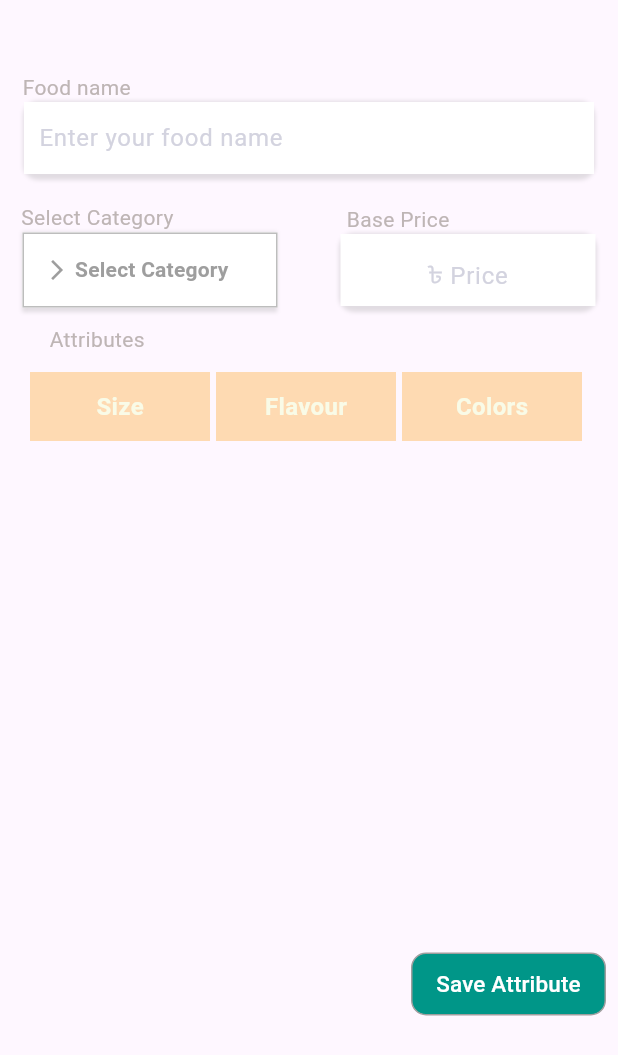
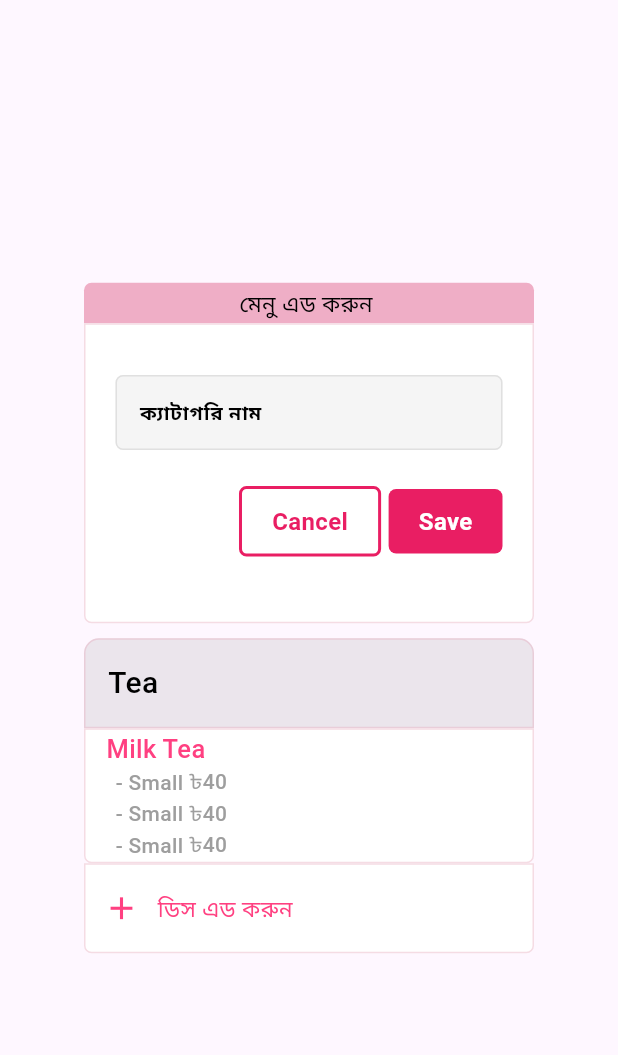
Before and after one commit to shamsenurshanto/TestSqflite, a Flutter app: the screen it shows after launch, after a tap on the "add" icon, on a phone screen of 412 x 824 dp. Shown: the top 1055 px of the screen. Run offline on Flutter 3.47's test engine with Material 3 defaults, Android fonts, the phone set to English and light mode, and no system bars; drawn by our look-alikes of dropdown_button2; our stand-ins replace get, google_fonts, shimmer, sqflite; missing offline and left inert: cart_stepper; accounts and stored records are empty; Roboto replaces fonts that are missing (Laila).

```diff
--- /dev/null
+++ b/lib/View/Demo view/demo.dart
@@ -0,0 +1,297 @@
+import 'package:flutter/material.dart';
+import 'package:google_fonts/google_fonts.dart';
+import 'package:testhive/View/Demo%20view/demoController.dart';
+
+class demoDartView extends StatelessWidget {
+  const demoDartView({super.key});
+
+  @override
+  Widget build(BuildContext context) {
+    final DemoController demoController = new DemoController();
+    TextEditingController textEditingController = new TextEditingController();
+    return Scaffold(
+      body: Center(
+        child: Container(
+          width: 300,
+          // alignment: ,
+          // color: Colors.red,
+
+          child: Column(
+
+            mainAxisAlignment: MainAxisAlignment.center,
+            crossAxisAlignment: CrossAxisAlignment.center,
+            children: [
+              Container(
+                height: 27,
+                width: double.infinity,
+                decoration: BoxDecoration(
+                  color: const Color.fromARGB(155, 230, 127, 161),
+                  borderRadius: BorderRadius.only(
+                    topLeft: Radius.circular(5.0),
+                    topRight: Radius.circular(5.0),
+                  ),
+                ),
+                child: Center(
+                  child: Text(
+                    "মেনু এড করুন ",
+                    style: GoogleFonts.laila(fontSize: 15, fontWeight: FontWeight.w300, color: Colors.black),
+                  ),
+                ),
+              ),
+              Container(
+                height: 200,
+                width: double.infinity,
+                decoration: BoxDecoration(
+                  color:Colors.white,
+                  borderRadius: BorderRadius.only(
+                    bottomLeft: Radius.circular(5.0),
+                    bottomRight: Radius.circular(5.0),
+                  ),
+                  border: Border.all(
+                    color: Color.fromARGB(107, 230, 171, 190), // Specify border color here
+                    width: 1.0, // Specify border width here
+                  ),
+                ),
+                child: Column(
+                  mainAxisAlignment: MainAxisAlignment.center,
+                  children: [
+                /// category name it will vanisehd after the save button is pressed !!!!
+                    Container(
+                      height: 50,
+                      padding: EdgeInsets.symmetric(horizontal: 20.0),
+                      child: TextFormField(
+                        controller: textEditingController,
+                        decoration: InputDecoration(
+                          labelText: "ক্যাটাগরি নাম ",
+                          labelStyle:  GoogleFonts.laila(fontSize: 13, fontWeight: FontWeight.w700, color: Colors.black),
+                          // hintText: "ex: Burger",
+                          filled: true,
+                          fillColor: Colors.grey[100],
+                          border: OutlineInputBorder(
+                            borderRadius: BorderRadius.circular(5.0), // Adjust border radius to make it sharper
+                            borderSide: BorderSide.none,
+                          ),
+                          enabledBorder: OutlineInputBorder(
+                            borderRadius: BorderRadius.circular(5.0), // Adjust border radius to make it sharper
+                            borderSide: BorderSide(color: Colors.grey.shade300, width: 1.0), // Adjust border width
+                          ),
+                          focusedBorder: OutlineInputBorder(
+                            borderRadius: BorderRadius.circular(5.0), // Adjust border radius to make it sharper
+                            borderSide: BorderSide(color: const Color.fromARGB(100, 230, 127, 161), width: 1.0),
+                          ),
+
+                        ),
+                        keyboardType: TextInputType.name,
+                        style:  GoogleFonts.roboto(fontSize: 15, fontWeight: FontWeight.w700, color: Colors.black),
+                      ),
+                    ),
+                    SizedBox(
+                      height: 14,
+                    ),
+                    Container(
+                      padding: EdgeInsets.symmetric(vertical: 10.0),
+                      child: Row(
+                        mainAxisAlignment: MainAxisAlignment.end,
+                        children: [
+
+                          InkWell(
+                            onTap: () {
+                              // Add functionality for Cancel button
+                              textEditingController.clear();
+                            },
+                            child: Container(
+                              padding: EdgeInsets.symmetric(horizontal: 20.0, vertical: 10.0),
+                              decoration: BoxDecoration(
+                                color: Colors.transparent,
+                                borderRadius: BorderRadius.circular(5.0),
+                                border: Border.all(color: Colors.pink, width: 2.0), // Pink border
+                              ),
+                              child: Text(
+                                'Cancel',
+                                style: TextStyle(
+                                  color: Colors.pink, // Pink text color
+                                  fontSize: 16.0,
+                                  fontWeight: FontWeight.bold,
+                                ),
+                              ),
+                            ),
+                          ),
+                          SizedBox(
+                            width: 5,
+                          ),
+                          InkWell(
+                            onTap: () {
+                              // Add functionality for Save button
+                            },
+                            child: Container(
+                              padding: EdgeInsets.symmetric(horizontal: 20.0, vertical: 10.0),
+                              decoration: BoxDecoration(
+                                color: Colors.pink,
+                                borderRadius: BorderRadius.circular(5.0),
+                              ),
+                              child: Text(
+                                'Save',
+                                style: TextStyle(
+                                  color: Colors.white,
+                                  fontSize: 16.0,
+                                  fontWeight: FontWeight.bold,
+                                ),
+                              ),
+                            ),
+                          ),
+                          SizedBox(
+                            width: 20,
+                          ),
+                        ],
+                      ),
+                    )
+            ],
+                )
+              ),
+
+              //// Added category te add dish
+
+              Container(
+                child: Column(
+                  children: [
+                    //tea
+                    Container(
+                        margin: EdgeInsets.only(top: 10),
+                        height: 60,
+                        width: double.infinity,
+                        decoration: BoxDecoration(
+                          color:Colors.grey.withOpacity(0.2),
+                          borderRadius: BorderRadius.only(
+                            topLeft: Radius.circular(10.0),
+                            topRight: Radius.circular(10.0),
+                          ),
+                          border: Border.all(
+                            color: Color.fromARGB(107, 230, 171, 190), // Specify border color here
+                            width: 1.0, // Specify border width here
+                          ),
+                        ),
+                        child:Row(
+                          mainAxisAlignment: MainAxisAlignment.start,
+                          crossAxisAlignment: CrossAxisAlignment.center,
+                          children: [
+                            Padding(
+                              padding: const EdgeInsets.only(left: 15.0),
+                              child: Text(
+                                "Tea ",
+                                style: GoogleFonts.roboto(fontSize: 20, fontWeight: FontWeight.w500, color: Colors.black),
+                              ),
+                            ),
+                          ],
+                        )
+                    ),
+                    //dil add korun
+                    Container(
+                        constraints: BoxConstraints(
+                          minHeight: 90, // Set the minimum height here
+                        ),
+                        width: double.infinity,
+                        decoration: BoxDecoration(
+                          color:Colors.white,
+                          borderRadius: BorderRadius.only(
+                            bottomLeft: Radius.circular(5.0),
+                            bottomRight: Radius.circular(5.0),
+                          ),
+                          border: Border.all(
+                            color: Color.fromARGB(107, 230, 171, 190), // Specify border color here
+                            width: 1.0, // Specify border width here
+                          ),
+                        ),
+                        child: Row(
+                          mainAxisAlignment: MainAxisAlignment.start,
+                          children: [
+
+                            Container(
+                              child: Column(
+                                mainAxisAlignment: MainAxisAlignment.center,
+                                crossAxisAlignment: CrossAxisAlignment.center,
+                                children: [
+                                  Text(
+                                    "Milk Tea ",
+                                    style: GoogleFonts.roboto(fontSize: 17, fontWeight: FontWeight.w500, color: Colors.pinkAccent),
+                                  ),
+
+                                for(int i=0;i<3;i++)
+                                  Row(
+                                    children: [
+                                      SizedBox(
+                                        width: 20,
+                                      ),
+                                      Text(
+                                        "- ",
+                                        style: GoogleFonts.roboto(fontSize: 14, fontWeight: FontWeight.w500, color: Colors.grey),
+                                      ),
+                                      Text(
+                                        "Small ",
+                                        style: GoogleFonts.roboto(fontSize: 14, fontWeight: FontWeight.w500, color: Colors.grey),
+                                      ),
+                                      Text(
+                                        "৳40 ",
+                                        style: GoogleFonts.roboto(fontSize: 14, fontWeight: FontWeight.w500, color: Colors.grey),
+                                      ),
+                                    ],
+                                  )
+                                ],
+                              ),
+                            )
+                          ],
+                        )
+                    ),
+
+                    Container(
+                        height: 60,
+                        width: double.infinity,
+                        decoration: BoxDecoration(
+                          color:Colors.white,
+                          borderRadius: BorderRadius.only(
+                            bottomLeft: Radius.circular(5.0),
+                            bottomRight: Radius.circular(5.0),
+                          ),
+                          border: Border.all(
+                            color: Color.fromARGB(107, 230, 171, 190), // Specify border color here
+                            width: 1.0, // Specify border width here
+                          ),
+                        ),
+                        child: Row(
+                          mainAxisAlignment: MainAxisAlignment.start,
+                          children: [
+                            IconButton(onPressed: (){
+
+                            }, icon: Icon(
+                              Icons.add,
+                              color: Colors.pinkAccent,
+                              size: 25,
+                            )),
+                            InkWell(
+                              onTap: (){
+
+                                print("add dish");
+                              },
+                              child:  Text(
+                                "ডিস এড করুন ",
+                                style: GoogleFonts.roboto(fontSize: 15, fontWeight: FontWeight.w500, color: Colors.pinkAccent),
+                              ),
+                            )
+                          ],
+                        )
+                    ),
+                  ],
+                ),
+              )
+
+
+
+
+
+
+            ],
+          )
+        ),
+      ),
+    );
+  }
+}
--- /dev/null
+++ b/lib/View/Demo view/demoController.dart
@@ -0,0 +1,40 @@
+import 'dart:async';
+
+import 'package:flutter/cupertino.dart';
+import 'package:get/get.dart';
+
+import 'package:sqflite/sqflite.dart';
+import 'package:testhive/Controller/add_to_cart_controller.dart';
+
+import '../../Controller/category_controller.dart';
+
+
+
+class DemoController extends GetxController {
+  var foodList = <dynamic>[].obs;
+  final CategoryController controllerFoodCategory = Get.put(
+      CategoryController());
+  final AddToCartController addToCartController = Get.put(
+      AddToCartController());
+  TextEditingController textEditingControllerForModal = TextEditingController();
+
+
+  RxInt indi = RxInt(0);
+  RxInt indexOfClickedButton = RxInt(0);
+
+  RxString statusShow = RxString("1");
+  RxBool indiSizeAttribute = RxBool(false);
+
+  RxBool indiFlavAttribute = RxBool(false);
+
+  RxBool indiSpiceAttribute = RxBool(false);
+  var arrayof = <int>[].obs;
+  var productDetailsList = <Map<String, List<String>>>[].obs;
+  var categoryList =<String>['Tea'].obs;
+
+  @override
+  void onInit() {
+    // TODO: implement onInit
+  }
+
+}
--- a/lib/View/Product_Add/sub_product_add.dart
+++ b/lib/View/Product_Add/sub_product_add.dart
@@ -130,7 +130,37 @@ class SubProductAdd extends StatelessWidget {
         children: [
           FloatingActionButton(
             onPressed: () {
-              showBottomModal(context);
+
+              showDialog(
+                context: context,
+                builder: (BuildContext context) {
+                  return AlertDialog(
+                    title: Text('Enter Your Name'),
+                    content: TextFormField(
+                      decoration: InputDecoration(
+                        hintText: 'Enter your name',
+                      ),
+                    ),
+                    actions: <Widget>[
+                      TextButton(
+                        onPressed: () {
+                          Navigator.of(context).pop();
+                        },
+                        child: Text('Close'),
+                      ),
+                      TextButton(
+                        onPressed: () {
+                          // Add functionality to save the entered name
+
+                          Navigator.of(context).pop();
+                          showBottomModal(context);
+                        },
+                        child: Text('Save'),
+                      ),
+                    ],
+                  );
+                },
+              );
               print('Floating Action Button pressed');
             },
             child: Icon(
@@ -156,7 +186,7 @@ class SubProductAdd extends StatelessWidget {
       isScrollControlled: true,
       builder: (BuildContext context) {
         return Container(
-          height: 800,
+          height: 600,
           // width: 320,
           color: Colors.white,
           padding: const EdgeInsets.all(20.0),
--- a/lib/main.dart
+++ b/lib/main.dart
@@ -1,5 +1,6 @@
 import 'package:flutter/material.dart';
 import 'package:get/get.dart';
+import 'package:testhive/View/Demo%20view/demo.dart';
 import 'package:testhive/View/Product_Add/sub_product_add.dart';
 import 'View/dashboard.dart';
 
@@ -21,10 +22,11 @@ class MyApp extends StatelessWidget {
         colorScheme: ColorScheme.fromSeed(seedColor: Colors.deepPurple),
         useMaterial3: true,
       ),
-        initialRoute: '/',
+        initialRoute: '/demoDartView',
       getPages: [
         GetPage(name: '/', page: () => DashBoard()),
         GetPage(name: '/second', page: () => SubProductAdd()),
+         GetPage(name: '/demoDartView', page: () => demoDartView()),
       ],
 
       // home: const DashBoard(),
```
Also changed, not shown: flutter_03.png (added).
